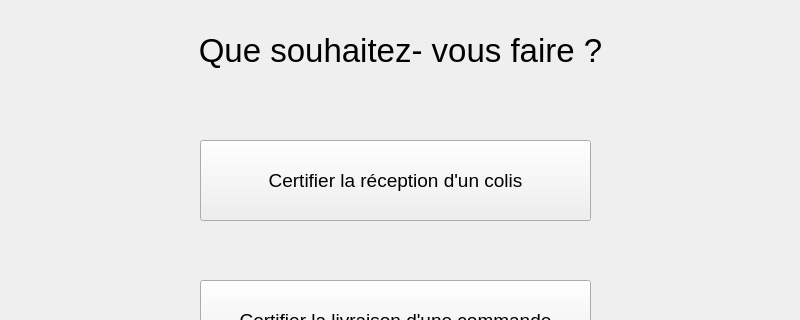
Above: Locker/Locker/mainpagelivreur.ui from maxjbs93/Locker before the change; both pictures show x 0 to 800 and y 0 to 320 of the 800 by 600 pixel window. Below: the same form after it.
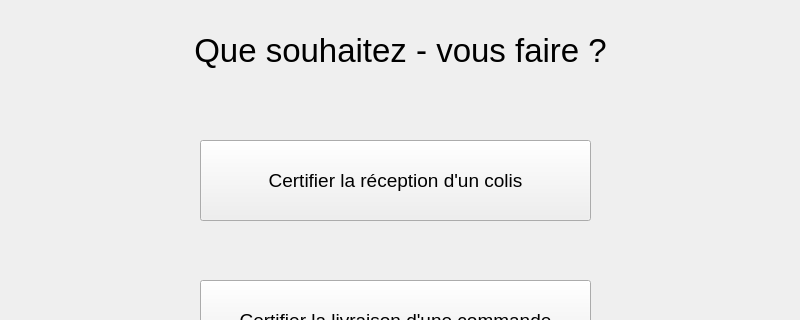
That is the form after the change.

```diff
--- a/Locker/Locker/mainpagelivreur.ui
+++ b/Locker/Locker/mainpagelivreur.ui
@@ -42,7 +42,7 @@
      </font>
     </property>
     <property name="text">
-     <string>Que souhaitez- vous faire ?</string>
+     <string>Que souhaitez - vous faire ?</string>
     </property>
     <property name="alignment">
      <set>Qt::AlignmentFlag::AlignCenter</set>
```
